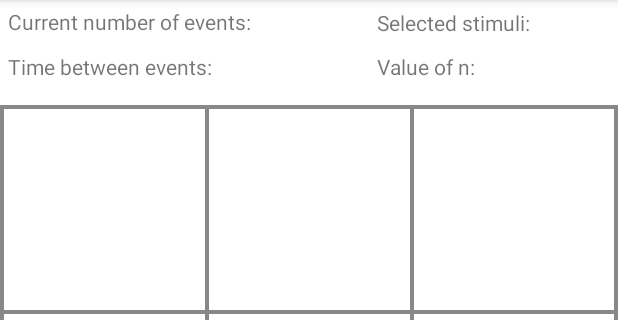
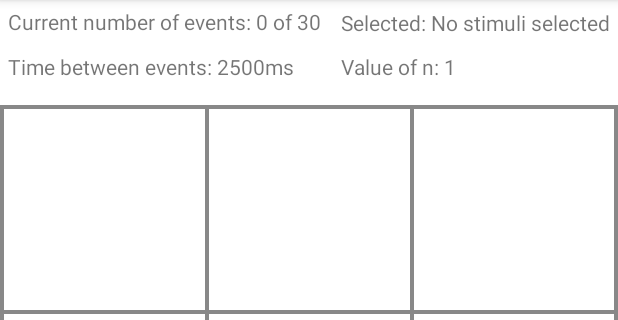
Before and after one commit to Contagious97/Single-N-Back, an Android app: the screen it shows after launch (MainActivity), on a phone screen of 412 x 824 dp, the part 84-404 px from its top. Run offline under Robolectric (Android 15) with nearby library versions, the phone set to English and light mode, and no system bars.

Commit message:
landscape view has some problems

```diff
--- a/app/src/main/AndroidManifest.xml
+++ b/app/src/main/AndroidManifest.xml
@@ -11,7 +11,7 @@
         android:theme="@style/Theme.TicTacToeImageViews" >
         <activity
             android:name=".SettingsActivity"
-            android:label="Second Activity"
+            android:label="Settings Activity"
             android:exported="false"/>
 <!--            android:label="@string/title_activity_settings" />-->
         <activity
--- a/app/src/main/java/se/kth/mohosm/ttt/MainActivity.java
+++ b/app/src/main/java/se/kth/mohosm/ttt/MainActivity.java
@@ -8,27 +8,21 @@ import android.content.Intent;
 import android.content.SharedPreferences;
 import android.content.res.Resources;
 import android.graphics.drawable.Drawable;
-import android.os.Build;
 import android.os.Bundle;
-import android.provider.Settings;
 import android.util.Log;
 import android.view.Menu;
 import android.view.MenuInflater;
 import android.view.MenuItem;
 import android.view.View;
-import android.widget.ArrayAdapter;
 import android.widget.ImageView;
-import android.widget.SeekBar;
-import android.widget.Spinner;
 import android.widget.TextView;
 
 import androidx.annotation.NonNull;
-import androidx.annotation.RequiresApi;
 import androidx.appcompat.app.AppCompatActivity;
 import androidx.core.content.res.ResourcesCompat;
 import androidx.preference.PreferenceManager;
-import androidx.preference.SeekBarPreference;
 
+import se.kth.mohosm.ttt.model.GameSettings;
 import se.kth.mohosm.ttt.model.TicLogic;
 import se.kth.mohosm.ttt.utils.AnimationUtils;
 import se.kth.mohosm.ttt.utils.TextToSpeechUtil;
@@ -46,12 +40,12 @@ public class MainActivity extends AppCompatActivity {
 
     private TextToSpeechUtil textToSpeechUtil;
 
-    private TextView currentEventsCounter;
-    private TextView valueOfN;
-    private TextView selectedStimuli;
-    private TextView timeBetweenEvents;
+    private TextView currentEventsCounterTV;
+    private TextView valueOfNTV;
+    private TextView selectedStimuliTV;
+    private TextView timeBetweenEventsTV;
 
-    @SuppressLint("CutPasteId")
+    @SuppressLint({"CutPasteId", "SetTextI18n"})
     @Override
     protected void onCreate(Bundle savedInstanceState) {
         super.onCreate(savedInstanceState);
@@ -70,42 +64,118 @@ public class MainActivity extends AppCompatActivity {
         SharedPreferences preferences = PreferenceManager.getDefaultSharedPreferences(this);
         String dropdown = preferences.getString("dropdown", "");
 
-        currentEventsCounter = (TextView) findViewById(R.id.curr_nr_events_text);
-        valueOfN = (TextView) findViewById(R.id.time_events_text);
-        selectedStimuli = (TextView) findViewById(R.id.sel_stimuli_text);
-        timeBetweenEvents = (TextView) findViewById(R.id.time_events_text);
+        currentEventsCounterTV = (TextView) findViewById(R.id.curr_nr_events_text);
+        valueOfNTV = (TextView) findViewById(R.id.value_of_n);
+        selectedStimuliTV = (TextView) findViewById(R.id.sel_stimuli_text);
+        timeBetweenEventsTV = (TextView) findViewById(R.id.time_events_text);
 
+        //default and initial gameSettings
+        GameSettings.setAudioStimuli(false);
+        GameSettings.setPatternStimuli(false);
+        GameSettings.setNrOfEvents(30);
+        GameSettings.setTimeBetweenEvents(2500);
+        GameSettings.setValueOfN(1);
+
+        currentEventsCounterTV.setText("Current number of events: " + "0 of " + GameSettings.getNrOfEvents());
+        valueOfNTV.setText("Value of n: " + GameSettings.getValueOfN());
+        selectedStimuliTV.setText("Selected: No stimuli selected");
+        timeBetweenEventsTV.setText("Time between events: " + GameSettings.getTimeBetweenEvents() + "ms");
+
+        //checks whether phone is flipped or not
+        isFlipped(savedInstanceState);
+
+
+//        if (GameSettings.isAudioStimuli()){
+//            selectedStimuli.setText("Selected: Audio stimuli");
+//        }
+//        if(GameSettings.isPatternStimuli()){
+//            selectedStimuli.setText("Selected: Pattern stimuli");
+//        }
+//        else{
+//            selectedStimuli.setText("Selected: No stimuli selected");
+//        }
         updateImageViews(null); // game might already be started, so update image views
     }
 
-    public void launchSettingsActivity(View view) {
-        Log.d(LOG_TAG, "Settings in list clicked!");
-        Intent intent = new Intent(this, SettingsActivity.class);
-        startActivity(intent);
+    /**
+     * Saves the states, meaning saving the data so that it can be used in portrait/land mode
+     *
+     * @param savedInstanceState
+     */
+    @Override
+    protected void onSaveInstanceState(@NonNull Bundle savedInstanceState) {
+        super.onSaveInstanceState(savedInstanceState);
+
+        // get data from textViews
+        String valueOfN = valueOfNTV.getText().toString();
+        String currentEventsCounter = currentEventsCounterTV.getText().toString();
+        String timeBetweenEvents = timeBetweenEventsTV.getText().toString();
+        String selectedStimuli = selectedStimuliTV.getText().toString();
+
+        // tests so we can see that the right data is being saved in the later stage
+        Log.d(LOG_TAG, valueOfN);
+        Log.d(LOG_TAG, currentEventsCounter);
+        Log.d(LOG_TAG, timeBetweenEvents);
+        Log.d(LOG_TAG, selectedStimuli);
+
+        savedInstanceState.putString("value_of_n", valueOfN);
+        savedInstanceState.putString("curr_nr_events_text", currentEventsCounter);
+        savedInstanceState.putString("time_events_text", timeBetweenEvents);
+        savedInstanceState.putString("sel_stimuli_text", selectedStimuli);
     }
+
+
+    /**
+     * Checks if the phone has flipped from portrait to horizon and vice versa
+     * If indeed flipped save the current state so that it does not perish when the application stops, creates and starts
+     *
+     * @param savedInstanceState
+     */
+    public void isFlipped(Bundle savedInstanceState) {
+        if (savedInstanceState != null) {
+
+            // GameSettings
+
+            String savedValueOfN = savedInstanceState.getString("value_of_n");
+            String savedCurrentEventsCounter = savedInstanceState.getString("curr_nr_events_text");
+            String savedSelectedStimuli = savedInstanceState.getString("time_events_text");
+            String savedTimeBetweenEvents = savedInstanceState.getString("sel_stimuli_text");
+            // tests so we can see that the right data is being set in the textViews
+            Log.d(LOG_TAG, savedValueOfN);
+            Log.d(LOG_TAG, savedCurrentEventsCounter);
+            Log.d(LOG_TAG, savedSelectedStimuli);
+            Log.d(LOG_TAG, savedTimeBetweenEvents);
+
+            currentEventsCounterTV.setText(savedCurrentEventsCounter);
+            valueOfNTV.setText(savedValueOfN);
+            selectedStimuliTV.setText(savedSelectedStimuli);
+            timeBetweenEventsTV.setText(savedTimeBetweenEvents);
+        }
+    }
+
 
     @Override
     public boolean onCreateOptionsMenu(Menu menu) {
         MenuInflater menuInflater = getMenuInflater();
-        menuInflater.inflate(R.menu.settings_view,menu);
+        menuInflater.inflate(R.menu.settings_view, menu);
         return super.onCreateOptionsMenu(menu);
     }
 
     @Override
     public boolean onOptionsItemSelected(@NonNull MenuItem item) {
 
-        Log.d(LOG_TAG,"Inside the onOptionsIntemSelected");
-        switch (item.getItemId()){
+        Log.d(LOG_TAG, "Inside the onOptionsIntemSelected");
+        switch (item.getItemId()) {
             case R.id.settings:
                 startActivity(new Intent(this, SettingsActivity.class));
                 return true;
-            default:return super.onOptionsItemSelected(item);
+            default:
+                return super.onOptionsItemSelected(item);
         }
     }
 
     @Override
-    public void onBackPressed()
-    {
+    public void onBackPressed() {
         super.onBackPressed();
         finish();
     }
@@ -151,7 +221,7 @@ public class MainActivity extends AppCompatActivity {
                     default:
                         msg = "A draw, try again";
                 }
-                UiUtils.createDialog(this,"Game ower", msg).show();
+                UiUtils.createDialog(this, "Game ower", msg).show();
                 textToSpeechUtil.speakNow(msg);
             }
         }
@@ -183,7 +253,7 @@ public class MainActivity extends AppCompatActivity {
                 }
                 int index = r * SIZE + c;
                 imageViews[index].setImageDrawable(img); // index in array imageViews
-                if(imageViews[index]== tappedView) {
+                if (imageViews[index] == tappedView) {
                     AnimationUtils.fadeInImageView(tappedView);
                 }
             }
@@ -216,6 +286,6 @@ public class MainActivity extends AppCompatActivity {
     public void onWindowFocusChanged(boolean hasFocus) {
         // to prevent the staus bar from reappearing in landscape mode when,
         // for example, a dialog is shown
-        if(hasFocus) UiUtils.setStatusBarHiddenInLandscapeMode(this);
+        if (hasFocus) UiUtils.setStatusBarHiddenInLandscapeMode(this);
     }
 }
--- a/app/src/main/res/layout-land/activity_main.xml
+++ b/app/src/main/res/layout-land/activity_main.xml
@@ -7,16 +7,15 @@
     android:background="#FFFFFF"
     tools:context=".MainActivity">
 
-    <!-- NB! switch between wrap_content/fill_parent
-         for the layout_width and height in landscape mode -->
+
     <se.kth.mohosm.ttt.view.SquareLayout
         android:id="@+id/squareLayout"
-        android:layout_width="wrap_content"
-        android:layout_height="fill_parent"
+        android:layout_width="fill_parent"
+        android:layout_height="wrap_content"
+        android:layout_marginTop="70dp"
         android:background="@drawable/layout_border_bkg"
         android:orientation="vertical"
         android:padding="1dp"
-        app:layout_constraintBottom_toBottomOf="parent"
         app:layout_constraintEnd_toEndOf="parent"
         app:layout_constraintStart_toStartOf="parent"
         app:layout_constraintTop_toTopOf="parent">
@@ -129,17 +128,101 @@
 
     <!-- Styling for the button is defined in res/drawable/rounded_green_bkg
      Use AppCompatButton, instead of Button, for this styling to take effect -->
+
     <androidx.appcompat.widget.AppCompatButton
-        android:id="@+id/start_btn"
+        android:id="@+id/position_match_btn"
+        android:layout_width="140dp"
+        android:layout_height="wrap_content"
+        android:layout_marginStart="16dp"
+        android:background="@drawable/rounded_blue_bkg"
+        android:text="Position Match"
+        android:textColor="@color/white"
+        app:layout_constraintBottom_toBottomOf="parent"
+        app:layout_constraintStart_toStartOf="parent"
+        app:layout_constraintTop_toBottomOf="@+id/squareLayout"
+        app:layout_constraintVertical_bias="0.257" />
+
+    <androidx.appcompat.widget.AppCompatButton
+        android:id="@+id/restart_btn"
         android:layout_width="wrap_content"
         android:layout_height="wrap_content"
         android:background="@drawable/rounded_blue_bkg"
         android:text="Restart"
         android:textColor="@color/white"
         app:layout_constraintBottom_toBottomOf="parent"
-        app:layout_constraintEnd_toStartOf="@+id/squareLayout"
+        app:layout_constraintEnd_toEndOf="parent"
+        app:layout_constraintHorizontal_bias="0.498"
+        app:layout_constraintStart_toStartOf="parent"
+        app:layout_constraintTop_toBottomOf="@+id/squareLayout"
+        app:layout_constraintVertical_bias="0.514" />
+
+    <androidx.appcompat.widget.AppCompatButton
+        android:id="@+id/start_btn"
+        android:layout_width="wrap_content"
+        android:layout_height="wrap_content"
+        android:layout_marginTop="20dp"
+        android:background="@drawable/rounded_blue_bkg"
+        android:text="Start"
+        android:textColor="@color/white"
+        app:layout_constraintEnd_toEndOf="parent"
+        app:layout_constraintHorizontal_bias="0.498"
+        app:layout_constraintStart_toStartOf="parent"
+        app:layout_constraintTop_toBottomOf="@+id/restart_btn" />
+
+    <androidx.appcompat.widget.AppCompatButton
+        android:id="@+id/audio_match_btn"
+        android:layout_width="140dp"
+        android:layout_height="wrap_content"
+        android:layout_marginEnd="16dp"
+        android:background="@drawable/rounded_blue_bkg"
+        android:text="Audio Match"
+        android:textColor="@color/white"
+        app:layout_constraintBottom_toBottomOf="parent"
+        app:layout_constraintEnd_toEndOf="parent"
+        app:layout_constraintTop_toBottomOf="@+id/squareLayout"
+        app:layout_constraintVertical_bias="0.257" />
+
+    <TextView
+        android:id="@+id/curr_nr_events_text"
+        android:layout_width="wrap_content"
+        android:layout_height="wrap_content"
+        android:padding="5dp"
+        android:text="Current number of events:"
+
+        app:layout_constraintBottom_toTopOf="@+id/time_events_text"
         app:layout_constraintStart_toStartOf="parent"
         app:layout_constraintTop_toTopOf="parent" />
 
+    <TextView
+        android:id="@+id/time_events_text"
+        android:layout_width="wrap_content"
+        android:layout_height="wrap_content"
+        android:layout_marginBottom="12dp"
+        android:padding="5dp"
+        android:text="Time between events:"
+        app:layout_constraintBottom_toTopOf="@+id/squareLayout"
+        app:layout_constraintStart_toStartOf="parent"
+        app:layout_constraintTop_toBottomOf="@+id/curr_nr_events_text" />
+
+    <TextView
+        android:id="@+id/sel_stimuli_text"
+        android:layout_width="wrap_content"
+        android:layout_height="wrap_content"
+        android:padding="5dp"
+        android:text="Selected stimuli:"
+        app:layout_constraintEnd_toEndOf="parent"
+        app:layout_constraintTop_toTopOf="parent" />
+
+    <TextView
+        android:id="@+id/value_of_n"
+        android:layout_width="wrap_content"
+        android:layout_height="wrap_content"
+        android:layout_marginBottom="12dp"
+        android:padding="5dp"
+        android:text="Value of n:"
+        app:layout_constraintBottom_toTopOf="@+id/squareLayout"
+        app:layout_constraintStart_toStartOf="@+id/sel_stimuli_text"
+        app:layout_constraintTop_toBottomOf="@+id/sel_stimuli_text" />
+
 
 </androidx.constraintlayout.widget.ConstraintLayout>
--- /dev/null
+++ b/app/src/main/res/layout-land/settings_activity.xml
@@ -0,0 +1,100 @@
+<androidx.constraintlayout.widget.ConstraintLayout
+    xmlns:android="http://schemas.android.com/apk/res/android"
+    xmlns:app="http://schemas.android.com/apk/res-auto"
+    xmlns:tools="http://schemas.android.com/tools"
+    android:layout_width="match_parent"
+    android:layout_height="match_parent">
+
+    <FrameLayout
+        android:id="@+id/settings_container"
+        android:layout_width="match_parent"
+        android:layout_height="match_parent">
+
+<!--        <LinearLayout-->
+<!--            android:layout_width="match_parent"-->
+<!--            android:layout_height="match_parent"-->
+<!--            android:orientation="vertical">-->
+
+<!--            <Switch-->
+<!--                android:id="@+id/audio_match_switch"-->
+<!--                android:layout_width="match_parent"-->
+<!--                android:layout_height="48dp"-->
+<!--                android:padding="10dp"-->
+<!--                android:text="Audio Match"-->
+<!--                android:typeface="sans"-->
+<!--                tools:ignore="UseSwitchCompatOrMaterialXml" />-->
+
+<!--            <Switch-->
+<!--                android:id="@+id/position_match_switch"-->
+<!--                android:layout_width="match_parent"-->
+<!--                android:layout_height="48dp"-->
+<!--                android:padding="10dp"-->
+<!--                android:text="Position Match"-->
+<!--                android:typeface="sans"-->
+<!--                tools:ignore="UseSwitchCompatOrMaterialXml" />-->
+
+<!--            <View-->
+<!--                android:id="@+id/view7"-->
+<!--                android:layout_width="match_parent"-->
+<!--                android:layout_height="1dp"-->
+<!--                android:background="@android:color/black" />-->
+
+<!--            <TextView-->
+<!--                android:id="@+id/time_between_event_text"-->
+<!--                style="@style/Widget.AppCompat.TextView"-->
+<!--                android:layout_width="match_parent"-->
+<!--                android:layout_height="wrap_content"-->
+<!--                android:padding="10dp"-->
+<!--                android:text="Time Between events"-->
+<!--                android:textSize="14sp"-->
+<!--                android:typeface="sans" />-->
+
+<!--            <TextView-->
+<!--                android:id="@+id/nr_of_events_view"-->
+<!--                android:layout_width="match_parent"-->
+<!--                android:layout_height="wrap_content"-->
+<!--                android:layout_gravity="center"-->
+<!--                android:padding="10dp"-->
+<!--                android:text="1000 Milliseconds between events"-->
+<!--                android:textAlignment="center"-->
+<!--                android:textSize="16sp"-->
+<!--                android:typeface="sans"/>-->
+
+<!--            <SeekBar-->
+<!--                android:id="@+id/seekbar"-->
+<!--                android:layout_width="200dp"-->
+<!--                android:layout_height="wrap_content"-->
+<!--                android:layout_gravity="center"-->
+<!--                android:layout_marginTop="15dp"-->
+<!--                android:layout_marginBottom="15dp"-->
+<!--                android:max="2000"-->
+<!--                android:min="100"-->
+<!--                android:progress="1000"-->
+<!--                android:scaleX="2"-->
+<!--                android:scaleY="2">-->
+<!--            </SeekBar-->
+
+<!--            <View-->
+<!--                android:id="@+id/view10"-->
+<!--                android:layout_width="match_parent"-->
+<!--                android:layout_height="1dp"-->
+<!--                android:background="@android:color/black" />-->
+
+<!--            <TextView-->
+<!--                android:id="@+id/nr_events_view"-->
+<!--                android:layout_width="match_parent"-->
+<!--                android:layout_height="48dp"-->
+<!--                android:padding="10dp"-->
+<!--                android:text="Total number of events in a round" />-->
+
+<!--            <Spinner-->
+<!--                android:id="@+id/spinner"-->
+<!--                android:layout_width="match_parent"-->
+<!--                android:layout_height="wrap_content"-->
+<!--                android:background="@android:drawable/btn_dropdown"-->
+<!--                android:spinnerMode="dropdown"-->
+<!--                tools:ignore="SpeakableTextPresentCheck" />-->
+
+<!--        </LinearLayout>-->
+    </FrameLayout>
+</androidx.constraintlayout.widget.ConstraintLayout>
--- a/app/src/main/res/layout/activity_main.xml
+++ b/app/src/main/res/layout/activity_main.xml
@@ -208,14 +208,13 @@
         android:id="@+id/sel_stimuli_text"
         android:layout_width="wrap_content"
         android:layout_height="wrap_content"
-        android:layout_marginEnd="53dp"
         android:padding="5dp"
         android:text="Selected stimuli:"
         app:layout_constraintEnd_toEndOf="parent"
         app:layout_constraintTop_toTopOf="parent" />
 
     <TextView
-        android:id="@+id/textView10"
+        android:id="@+id/value_of_n"
         android:layout_width="wrap_content"
         android:layout_height="wrap_content"
         android:layout_marginBottom="12dp"
```
